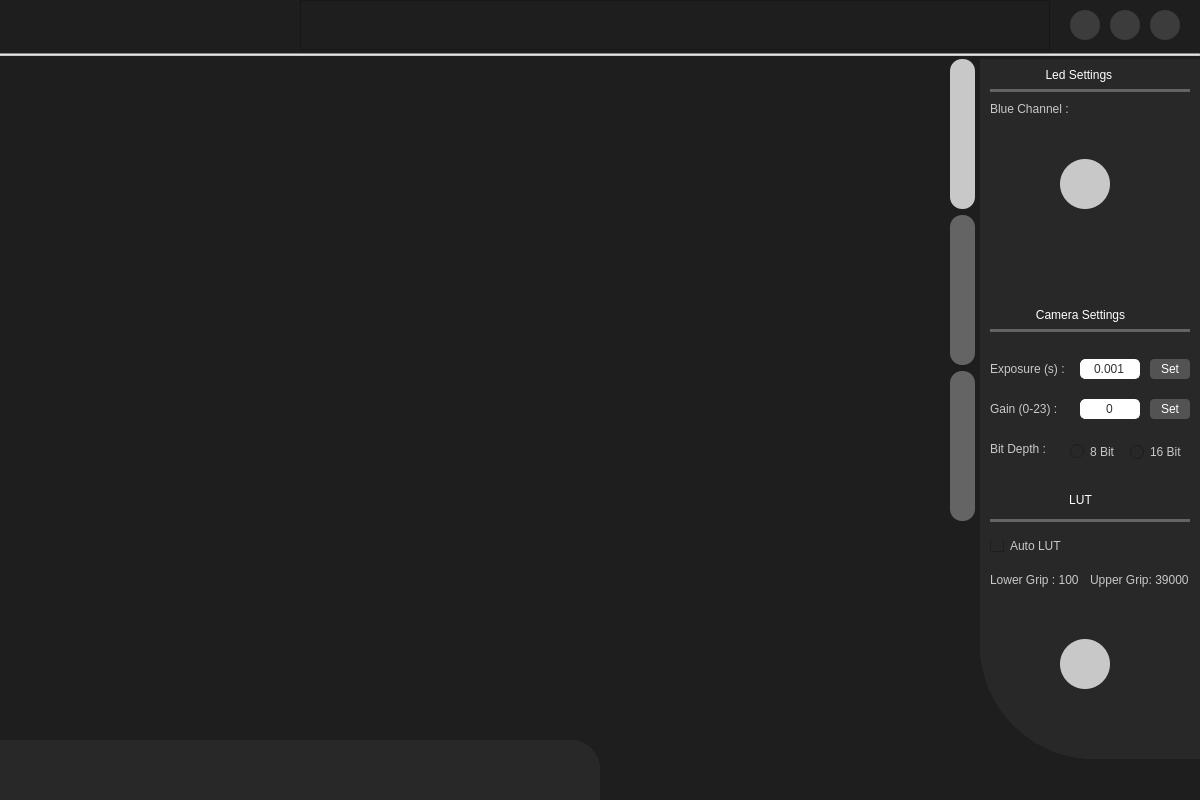
Qt form main.ui (frknrnn/fiberScope_APP_PySide2_Basler) before a commit.
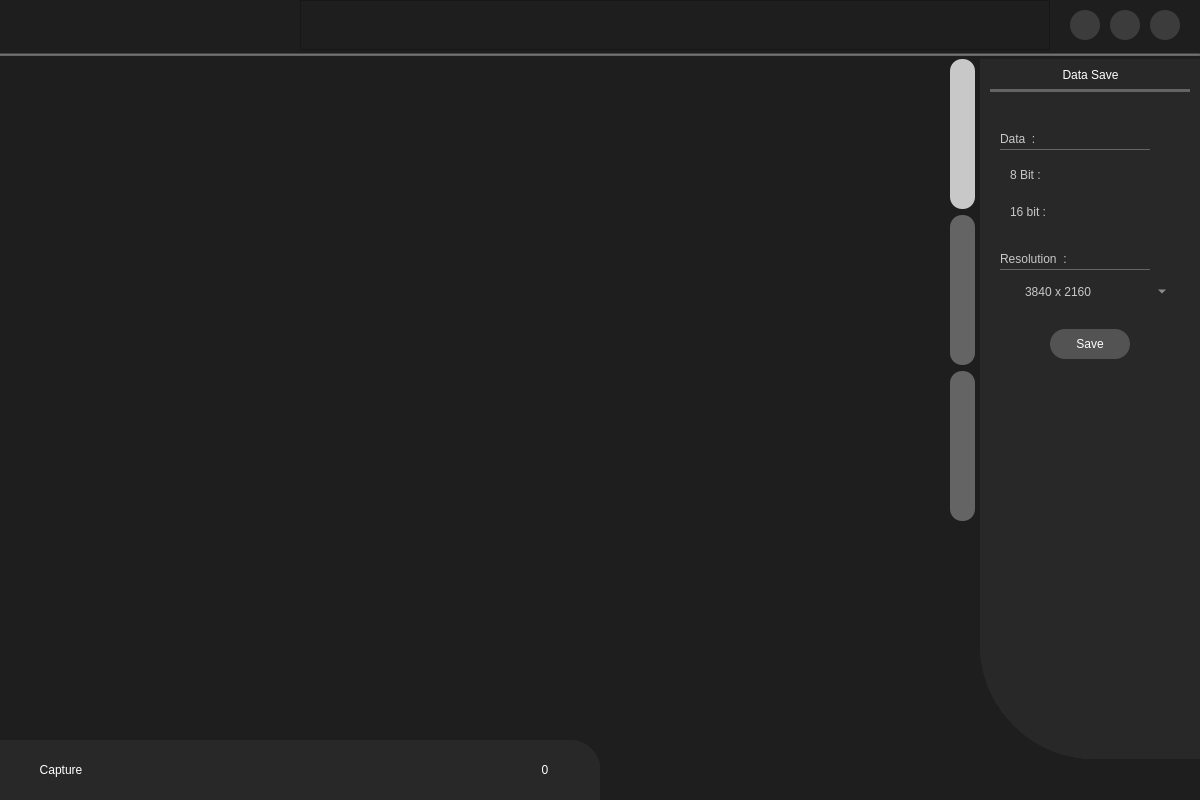
The same form after that commit. The open tabs and pages were chosen to show the change. Icons and pictures are not drawn.

Commit message: result tab, bottom menu, arayuz guncellemelerı, capture fonksiyyonu eklendi

What changed in the file:
```diff
--- a/main.ui
+++ b/main.ui
@@ -431,7 +431,7 @@
        <item>
         <widget class="Line" name="line">
          <property name="styleSheet">
-          <string notr="true">background-color: rgb(200, 200, 200);</string>
+          <string notr="true">background-color: rgb(100, 100, 100);</string>
          </property>
          <property name="orientation">
           <enum>Qt::Horizontal</enum>
@@ -1034,7 +1034,296 @@
                        </item>
                       </layout>
                      </widget>
-                     <widget class="QWidget" name="page_6"/>
+                     <widget class="QWidget" name="page_6">
+                      <layout class="QHBoxLayout" name="horizontalLayout_9">
+                       <property name="spacing">
+                        <number>0</number>
+                       </property>
+                       <property name="leftMargin">
+                        <number>0</number>
+                       </property>
+                       <property name="topMargin">
+                        <number>0</number>
+                       </property>
+                       <property name="rightMargin">
+                        <number>0</number>
+                       </property>
+                       <property name="bottomMargin">
+                        <number>0</number>
+                       </property>
+                       <item>
+                        <widget class="QFrame" name="frame_8">
+                         <property name="styleSheet">
+                          <string notr="true">background-color: rgb(40, 40, 40);
+
+border-top-right-radius: 30px;</string>
+                         </property>
+                         <property name="frameShape">
+                          <enum>QFrame::NoFrame</enum>
+                         </property>
+                         <property name="frameShadow">
+                          <enum>QFrame::Raised</enum>
+                         </property>
+                         <layout class="QHBoxLayout" name="horizontalLayout_10">
+                          <property name="spacing">
+                           <number>0</number>
+                          </property>
+                          <property name="leftMargin">
+                           <number>0</number>
+                          </property>
+                          <property name="topMargin">
+                           <number>0</number>
+                          </property>
+                          <property name="rightMargin">
+                           <number>0</number>
+                          </property>
+                          <property name="bottomMargin">
+                           <number>0</number>
+                          </property>
+                          <item>
+                           <widget class="QFrame" name="frame_resultTimeSeriesEnabled">
+                            <property name="frameShape">
+                             <enum>QFrame::NoFrame</enum>
+                            </property>
+                            <property name="frameShadow">
+                             <enum>QFrame::Raised</enum>
+                            </property>
+                            <layout class="QHBoxLayout" name="horizontalLayout_16">
+                             <property name="spacing">
+                              <number>5</number>
+                             </property>
+                             <property name="leftMargin">
+                              <number>0</number>
+                             </property>
+                             <property name="topMargin">
+                              <number>5</number>
+                             </property>
+                             <property name="rightMargin">
+                              <number>0</number>
+                             </property>
+                             <property name="bottomMargin">
+                              <number>5</number>
+                             </property>
+                             <item>
+                              <widget class="QFrame" name="frame_104">
+                               <property name="minimumSize">
+                                <size>
+                                 <width>120</width>
+                                 <height>0</height>
+                                </size>
+                               </property>
+                               <property name="maximumSize">
+                                <size>
+                                 <width>120</width>
+                                 <height>16777215</height>
+                                </size>
+                               </property>
+                               <property name="frameShape">
+                                <enum>QFrame::NoFrame</enum>
+                               </property>
+                               <property name="frameShadow">
+                                <enum>QFrame::Raised</enum>
+                               </property>
+                               <layout class="QVBoxLayout" name="verticalLayout_51">
+                                <property name="spacing">
+                                 <number>0</number>
+                                </property>
+                                <property name="leftMargin">
+                                 <number>0</number>
+                                </property>
+                                <property name="topMargin">
+                                 <number>0</number>
+                                </property>
+                                <property name="rightMargin">
+                                 <number>0</number>
+                                </property>
+                                <property name="bottomMargin">
+                                 <number>0</number>
+                                </property>
+                                <item>
+                                 <widget class="QLabel" name="label_38">
+                                  <property name="styleSheet">
+                                   <string notr="true">font: 63 10pt &quot;Segoe UI Semibold&quot;;
+color: rgb(255, 255, 255);
+border:none;</string>
+                                  </property>
+                                  <property name="frameShadow">
+                                   <enum>QFrame::Plain</enum>
+                                  </property>
+                                  <property name="text">
+                                   <string>Capture</string>
+                                  </property>
+                                  <property name="alignment">
+                                   <set>Qt::AlignCenter</set>
+                                  </property>
+                                 </widget>
+                                </item>
+                               </layout>
+                              </widget>
+                             </item>
+                             <item>
+                              <widget class="QPushButton" name="pushButton_resultCaptureLeft">
+                               <property name="minimumSize">
+                                <size>
+                                 <width>25</width>
+                                 <height>25</height>
+                                </size>
+                               </property>
+                               <property name="maximumSize">
+                                <size>
+                                 <width>25</width>
+                                 <height>25</height>
+                                </size>
+                               </property>
+                               <property name="cursor">
+                                <cursorShape>PointingHandCursor</cursorShape>
+                               </property>
+                               <property name="styleSheet">
+                                <string notr="true">QPushButton{
+	background-image: url(:/icons/icons/left_.png);
+border-radius:4px;
+border:none;
+background-repeat: no-repeat;
+background-position: center;
+}
+QPushButton::hover{
+background-color: rgba(200, 200, 200,100);
+border-radius:4px;
+border:none;
+background-repeat: no-repeat;
+background-position: center;
+}</string>
+                               </property>
+                               <property name="text">
+                                <string/>
+                               </property>
+                              </widget>
+                             </item>
+                             <item>
+                              <widget class="QFrame" name="frame_resultCaptureSlider">
+                               <property name="minimumSize">
+                                <size>
+                                 <width>300</width>
+                                 <height>0</height>
+                                </size>
+                               </property>
+                               <property name="maximumSize">
+                                <size>
+                                 <width>300</width>
+                                 <height>16777215</height>
+                                </size>
+                               </property>
+                               <property name="frameShape">
+                                <enum>QFrame::NoFrame</enum>
+                               </property>
+                               <property name="frameShadow">
+                                <enum>QFrame::Raised</enum>
+                               </property>
+                              </widget>
+                             </item>
+                             <item>
+                              <widget class="QPushButton" name="pushButton_resultCaptureRight">
+                               <property name="minimumSize">
+                                <size>
+                                 <width>25</width>
+                                 <height>25</height>
+                                </size>
+                               </property>
+                               <property name="maximumSize">
+                                <size>
+                                 <width>25</width>
+                                 <height>25</height>
+                                </size>
+                               </property>
+                               <property name="cursor">
+                                <cursorShape>PointingHandCursor</cursorShape>
+                               </property>
+                               <property name="styleSheet">
+                                <string notr="true">QPushButton{
+	background-image: url(:/icons/icons/right_.png);
+border-radius:4px;
+border:none;
+background-repeat: no-repeat;
+background-position: center;
+}
+QPushButton::hover{
+background-color: rgba(200, 200, 200,100);
+border-radius:4px;
+border:none;
+background-repeat: no-repeat;
+background-position: center;
+}</string>
+                               </property>
+                               <property name="text">
+                                <string/>
+                               </property>
+                              </widget>
+                             </item>
+                             <item>
+                              <widget class="QFrame" name="frame_111">
+                               <property name="minimumSize">
+                                <size>
+                                 <width>100</width>
+                                 <height>0</height>
+                                </size>
+                               </property>
+                               <property name="maximumSize">
+                                <size>
+                                 <width>100</width>
+                                 <height>16777215</height>
+                                </size>
+                               </property>
+                               <property name="frameShape">
+                                <enum>QFrame::NoFrame</enum>
+                               </property>
+                               <property name="frameShadow">
+                                <enum>QFrame::Raised</enum>
+                               </property>
+                               <layout class="QVBoxLayout" name="verticalLayout_53">
+                                <property name="spacing">
+                                 <number>0</number>
+                                </property>
+                                <property name="leftMargin">
+                                 <number>0</number>
+                                </property>
+                                <property name="topMargin">
+                                 <number>0</number>
+                                </property>
+                                <property name="rightMargin">
+                                 <number>0</number>
+                                </property>
+                                <property name="bottomMargin">
+                                 <number>0</number>
+                                </property>
+                                <item>
+                                 <widget class="QLabel" name="label_resultCaptureIndex">
+                                  <property name="styleSheet">
+                                   <string notr="true">font: 63 10pt &quot;Segoe UI Semibold&quot;;
+color: rgb(255, 255, 255);
+border:none;</string>
+                                  </property>
+                                  <property name="frameShadow">
+                                   <enum>QFrame::Plain</enum>
+                                  </property>
+                                  <property name="text">
+                                   <string>0</string>
+                                  </property>
+                                  <property name="alignment">
+                                   <set>Qt::AlignCenter</set>
+                                  </property>
+                                 </widget>
+                                </item>
+                               </layout>
+                              </widget>
+                             </item>
+                            </layout>
+                           </widget>
+                          </item>
+                         </layout>
+                        </widget>
+                       </item>
+                      </layout>
+                     </widget>
                     </widget>
                    </item>
                   </layout>
@@ -1407,7 +1696,7 @@
                       <widget class="QLabel" name="label">
                        <property name="geometry">
                         <rect>
-                         <x>10</x>
+                         <x>20</x>
                          <y>240</y>
                          <width>181</width>
                          <height>31</height>
@@ -1427,7 +1716,7 @@
                       <widget class="QLabel" name="label_2">
                        <property name="geometry">
                         <rect>
-                         <x>10</x>
+                         <x>20</x>
                          <y>0</y>
                          <width>181</width>
                          <height>31</height>
@@ -1815,7 +2104,7 @@
                        <property name="geometry">
                         <rect>
                          <x>90</x>
-                         <y>385</y>
+                         <y>440</y>
                          <width>63</width>
                          <height>15</height>
                         </rect>
@@ -1832,7 +2121,7 @@
                        <property name="geometry">
                         <rect>
                          <x>150</x>
-                         <y>385</y>
+                         <y>440</y>
                          <width>61</width>
                          <height>16</height>
                         </rect>
@@ -1849,7 +2138,7 @@
                        <property name="geometry">
                         <rect>
                          <x>10</x>
-                         <y>380</y>
+                         <y>435</y>
                          <width>71</width>
                          <height>20</height>
                         </rect>
@@ -1869,7 +2158,7 @@
                        <property name="geometry">
                         <rect>
                          <x>10</x>
-                         <y>480</y>
+                         <y>470</y>
                          <width>91</width>
                          <height>13</height>
                         </rect>
@@ -1886,7 +2175,7 @@
                        <property name="geometry">
                         <rect>
                          <x>110</x>
-                         <y>510</y>
+                         <y>500</y>
                          <width>101</width>
                          <height>22</height>
                         </rect>
@@ -1906,7 +2195,7 @@
                        <property name="geometry">
                         <rect>
                          <x>10</x>
-                         <y>510</y>
+                         <y>500</y>
                          <width>101</width>
                          <height>22</height>
                         </rect>
@@ -1926,7 +2215,7 @@
                        <property name="geometry">
                         <rect>
                          <x>10</x>
-                         <y>460</y>
+                         <y>410</y>
                          <width>200</width>
                          <height>3</height>
                         </rect>
@@ -1944,8 +2233,8 @@
                       <widget class="QLabel" name="label_6">
                        <property name="geometry">
                         <rect>
-                         <x>10</x>
-                         <y>430</y>
+                         <x>20</x>
+                         <y>380</y>
                          <width>181</width>
                          <height>21</height>
                         </rect>
@@ -1965,7 +2254,7 @@
                        <property name="geometry">
                         <rect>
                          <x>50</x>
-                         <y>550</y>
+                         <y>540</y>
                          <width>110</width>
                          <height>110</height>
                         </rect>
@@ -2025,7 +2314,547 @@
                     </item>
                    </layout>
                   </widget>
-                  <widget class="QWidget" name="page_2"/>
+                  <widget class="QWidget" name="page_2">
+                   <layout class="QVBoxLayout" name="verticalLayout_11">
+                    <property name="spacing">
+                     <number>0</number>
+                    </property>
+                    <property name="leftMargin">
+                     <number>0</number>
+                    </property>
+                    <property name="topMargin">
+                     <number>0</number>
+                    </property>
+                    <property name="rightMargin">
+                     <number>0</number>
+                    </property>
+                    <property name="bottomMargin">
+                     <number>0</number>
+                    </property>
+                    <item>
+                     <widget class="QFrame" name="frame_10">
+                      <property name="styleSheet">
+                       <string notr="true">background-color: rgb(40, 40, 40);
+border-bottom-left-radius: 115px;</string>
+                      </property>
+                      <property name="frameShape">
+                       <enum>QFrame::NoFrame</enum>
+                      </property>
+                      <property name="frameShadow">
+                       <enum>QFrame::Raised</enum>
+                      </property>
+                      <widget class="QLabel" name="label_11">
+                       <property name="geometry">
+                        <rect>
+                         <x>20</x>
+                         <y>0</y>
+                         <width>181</width>
+                         <height>31</height>
+                        </rect>
+                       </property>
+                       <property name="styleSheet">
+                        <string notr="true">font: 87 12pt &quot;Segoe UI Black&quot;;
+color: rgb(255, 255, 255);</string>
+                       </property>
+                       <property name="text">
+                        <string>Experiment</string>
+                       </property>
+                       <property name="alignment">
+                        <set>Qt::AlignCenter</set>
+                       </property>
+                      </widget>
+                      <widget class="Line" name="line_6">
+                       <property name="geometry">
+                        <rect>
+                         <x>10</x>
+                         <y>30</y>
+                         <width>200</width>
+                         <height>3</height>
+                        </rect>
+                       </property>
+                       <property name="styleSheet">
+                        <string notr="true">background-color: rgb(100, 100, 100);</string>
+                       </property>
+                       <property name="lineWidth">
+                        <number>2</number>
+                       </property>
+                       <property name="orientation">
+                        <enum>Qt::Horizontal</enum>
+                       </property>
+                      </widget>
+                     </widget>
+                    </item>
+                   </layout>
+                  </widget>
+                  <widget class="QWidget" name="page_7">
+                   <layout class="QVBoxLayout" name="verticalLayout_10">
+                    <property name="spacing">
+                     <number>0</number>
+                    </property>
+                    <property name="leftMargin">
+                     <number>0</number>
+                    </property>
+                    <property name="topMargin">
+                     <number>0</number>
+                    </property>
+                    <property name="rightMargin">
+                     <number>0</number>
+                    </property>
+                    <property name="bottomMargin">
+                     <number>0</number>
+                    </property>
+                    <item>
+                     <widget class="QFrame" name="frame_9">
+                      <property name="styleSheet">
+                       <string notr="true">background-color: rgb(40, 40, 40);
+border-bottom-left-radius: 115px;</string>
+                      </property>
+                      <property name="frameShape">
+                       <enum>QFrame::NoFrame</enum>
+                      </property>
+                      <property name="frameShadow">
+                       <enum>QFrame::Raised</enum>
+                      </property>
+                      <widget class="QLabel" name="label_8">
+                       <property name="geometry">
+                        <rect>
+                         <x>20</x>
+                         <y>0</y>
+                         <width>181</width>
+                         <height>31</height>
+                        </rect>
+                       </property>
+                       <property name="styleSheet">
+                        <string notr="true">font: 87 12pt &quot;Segoe UI Black&quot;;
+color: rgb(255, 255, 255);</string>
+                       </property>
+                       <property name="text">
+                        <string>Data Save</string>
+                       </property>
+                       <property name="alignment">
+                        <set>Qt::AlignCenter</set>
+                       </property>
+                      </widget>
+                      <widget class="Line" name="line_5">
+                       <property name="geometry">
+                        <rect>
+                         <x>10</x>
+                         <y>30</y>
+                         <width>200</width>
+                         <height>3</height>
+                        </rect>
+                       </property>
+                       <property name="styleSheet">
+                        <string notr="true">background-color: rgb(100, 100, 100);</string>
+                       </property>
+                       <property name="lineWidth">
+                        <number>2</number>
+                       </property>
+                       <property name="orientation">
+                        <enum>Qt::Horizontal</enum>
+                       </property>
+                      </widget>
+                      <widget class="QStackedWidget" name="stackedWidget_results">
+                       <property name="geometry">
+                        <rect>
+                         <x>10</x>
+                         <y>60</y>
+                         <width>200</width>
+                         <height>300</height>
+                        </rect>
+                       </property>
+                       <property name="minimumSize">
+                        <size>
+                         <width>200</width>
+                         <height>300</height>
+                        </size>
+                       </property>
+                       <property name="maximumSize">
+                        <size>
+                         <width>16777215</width>
+                         <height>300</height>
+                        </size>
+                       </property>
+                       <property name="currentIndex">
+                        <number>0</number>
+                       </property>
+                       <widget class="QWidget" name="page_8">
+                        <widget class="QLabel" name="label_9">
+                         <property name="geometry">
+                          <rect>
+                           <x>10</x>
+                           <y>10</y>
+                           <width>111</width>
+                           <height>20</height>
+                          </rect>
+                         </property>
+                         <property name="styleSheet">
+                          <string notr="true">color: rgb(200, 200, 200);
+font: 87 9pt &quot;Segoe UI Black&quot;;</string>
+                         </property>
+                         <property name="text">
+                          <string>Data  : </string>
+                         </property>
+                        </widget>
+                        <widget class="QPushButton" name="pushButton_cap_2">
+                         <property name="geometry">
+                          <rect>
+                           <x>60</x>
+                           <y>210</y>
+                           <width>80</width>
+                           <height>30</height>
+                          </rect>
+                         </property>
+                         <property name="minimumSize">
+                          <size>
+                           <width>80</width>
+                           <height>30</height>
+                          </size>
+                         </property>
+                         <property name="maximumSize">
+                          <size>
+                           <width>80</width>
+                           <height>30</height>
+                          </size>
+                         </property>
+                         <property name="cursor">
+                          <cursorShape>PointingHandCursor</cursorShape>
+                         </property>
+                         <property name="styleSheet">
+                          <string notr="true">QPushButton{
+font: 63 10pt &quot;Segoe UI Semibold&quot;;
+color: rgb(255, 255, 255);
+background-color: rgba(150, 150, 150,100);
+border-radius:15px;
+border:none;
+background-repeat: no-repeat;
+background-position: center;
+}
+QPushButton::hover{
+background-color: rgb(0, 130, 0);
+border-radius:15px;
+border:none;
+background-repeat: no-repeat;
+background-position: center;
+}</string>
+                         </property>
+                         <property name="text">
+                          <string>Save</string>
+                         </property>
+                        </widget>
+                        <widget class="QLabel" name="label_10">
+                         <property name="geometry">
+                          <rect>
+                           <x>10</x>
+                           <y>130</y>
+                           <width>111</width>
+                           <height>20</height>
+                          </rect>
+                         </property>
+                         <property name="styleSheet">
+                          <string notr="true">color: rgb(200, 200, 200);
+font: 87 9pt &quot;Segoe UI Black&quot;;</string>
+                         </property>
+                         <property name="text">
+                          <string>Resolution  : </string>
+                         </property>
+                        </widget>
+                        <widget class="QComboBox" name="comboBox_saveDataResolution">
+                         <property name="geometry">
+                          <rect>
+                           <x>30</x>
+                           <y>160</y>
+                           <width>150</width>
+                           <height>25</height>
+                          </rect>
+                         </property>
+                         <property name="minimumSize">
+                          <size>
+                           <width>150</width>
+                           <height>25</height>
+                          </size>
+                         </property>
+                         <property name="maximumSize">
+                          <size>
+                           <width>150</width>
+                           <height>25</height>
+                          </size>
+                         </property>
+                         <property name="layoutDirection">
+                          <enum>Qt::LeftToRight</enum>
+                         </property>
+                         <property name="styleSheet">
+                          <string notr="true">QComboBox{
+color: rgb(200, 200, 200);
+font: 87 9pt &quot;Segoe UI Black&quot;;
+border-radius:2px;
+border-none;
+background-color: transparent;
+}
+QComboBox QAbstractItemView{border: 0px;color:white}</string>
+                         </property>
+                         <property name="currentText">
+                          <string>3840 x 2160</string>
+                         </property>
+                         <item>
+                          <property name="text">
+                           <string>3840 x 2160</string>
+                          </property>
+                         </item>
+                         <item>
+                          <property name="text">
+                           <string>2560 x 1440</string>
+                          </property>
+                         </item>
+                         <item>
+                          <property name="text">
+                           <string>1920 x 1080</string>
+                          </property>
+                         </item>
+                         <item>
+                          <property name="text">
+                           <string>1280 x 720</string>
+                          </property>
+                         </item>
+                        </widget>
+                        <widget class="Line" name="line_7">
+                         <property name="geometry">
+                          <rect>
+                           <x>10</x>
+                           <y>30</y>
+                           <width>150</width>
+                           <height>1</height>
+                          </rect>
+                         </property>
+                         <property name="styleSheet">
+                          <string notr="true">background-color: rgb(100, 100, 100);</string>
+                         </property>
+                         <property name="lineWidth">
+                          <number>2</number>
+                         </property>
+                         <property name="orientation">
+                          <enum>Qt::Horizontal</enum>
+                         </property>
+                        </widget>
+                        <widget class="Line" name="line_8">
+                         <property name="geometry">
+                          <rect>
+                           <x>10</x>
+                           <y>150</y>
+                           <width>150</width>
+                           <height>1</height>
+                          </rect>
+                         </property>
+                         <property name="styleSheet">
+                          <string notr="true">background-color: rgb(100, 100, 100);</string>
+                         </property>
+                         <property name="lineWidth">
+                          <number>2</number>
+                         </property>
+                         <property name="orientation">
+                          <enum>Qt::Horizontal</enum>
+                         </property>
+                        </widget>
+                        <widget class="QWidget" name="">
+                         <property name="geometry">
+                          <rect>
+                           <x>20</x>
+                           <y>40</y>
+                           <width>151</width>
+                           <height>71</height>
+                          </rect>
+                         </property>
+                         <layout class="QGridLayout" name="gridLayout">
+                          <item row="0" column="0">
+                           <widget class="QLabel" name="label_lowerGrip_6">
+                            <property name="styleSheet">
+                             <string notr="true">QLabel{
+color: rgb(200, 200, 200);
+font: 87 9pt &quot;Segoe UI Black&quot;;
+border:none;
+}</string>
+                            </property>
+                            <property name="text">
+                             <string>8 Bit :</string>
+                            </property>
+                           </widget>
+                          </item>
+                          <item row="0" column="1">
+                           <widget class="QFrame" name="frame_result8bit">
+                            <property name="minimumSize">
+                             <size>
+                              <width>60</width>
+                              <height>30</height>
+                             </size>
+                            </property>
+                            <property name="maximumSize">
+                             <size>
+                              <width>60</width>
+                              <height>30</height>
+                             </size>
+                            </property>
+                            <property name="styleSheet">
+                             <string notr="true">
+border-radius:none;</string>
+                            </property>
+                            <property name="frameShape">
+                             <enum>QFrame::NoFrame</enum>
+                            </property>
+                            <property name="frameShadow">
+                             <enum>QFrame::Raised</enum>
+                            </property>
+                           </widget>
+                          </item>
+                          <item row="1" column="0">
+                           <widget class="QLabel" name="label_lowerGrip_7">
+                            <property name="styleSheet">
+                             <string notr="true">QLabel{
+color: rgb(200, 200, 200);
+font: 87 9pt &quot;Segoe UI Black&quot;;
+border:none;
+}</string>
+                            </property>
+                            <property name="text">
+                             <string>16 bit : </string>
+                            </property>
+                           </widget>
+                          </item>
+                          <item row="1" column="1">
+                           <widget class="QFrame" name="frame_results16bit">
+                            <property name="minimumSize">
+                             <size>
+                              <width>60</width>
+                              <height>30</height>
+                             </size>
+                            </property>
+                            <property name="maximumSize">
+                             <size>
+                              <width>60</width>
+                              <height>30</height>
+                             </size>
+                            </property>
+                            <property name="styleSheet">
+                             <string notr="true">
+border-radius:none;</string>
+                            </property>
+                            <property name="frameShape">
+                             <enum>QFrame::NoFrame</enum>
+                            </property>
+                            <property name="frameShadow">
+                             <enum>QFrame::Raised</enum>
+                            </property>
+                           </widget>
+                          </item>
+                         </layout>
+                        </widget>
+                       </widget>
+                       <widget class="QWidget" name="page_9">
+                        <widget class="QLabel" name="label_87">
+                         <property name="geometry">
+                          <rect>
+                           <x>10</x>
+                           <y>20</y>
+                           <width>120</width>
+                           <height>30</height>
+                          </rect>
+                         </property>
+                         <property name="minimumSize">
+                          <size>
+                           <width>120</width>
+                           <height>30</height>
+                          </size>
+                         </property>
+                         <property name="maximumSize">
+                          <size>
+                           <width>120</width>
+                           <height>30</height>
+                          </size>
+                         </property>
+                         <property name="styleSheet">
+                          <string notr="true">color: rgb(200, 200, 200);
+font: 87 9pt &quot;Segoe UI Black&quot;;</string>
+                         </property>
+                         <property name="text">
+                          <string>Data Saving :</string>
+                         </property>
+                        </widget>
+                        <widget class="QProgressBar" name="progressBar">
+                         <property name="geometry">
+                          <rect>
+                           <x>10</x>
+                           <y>60</y>
+                           <width>171</width>
+                           <height>23</height>
+                          </rect>
+                         </property>
+                         <property name="styleSheet">
+                          <string notr="true">QProgressBar
+{
+    background: rgb(100, 100, 100);
+    text-align: center;
+	color: rgb(0, 0,170);
+}
+QProgressBar::chunk
+{
+    background-color: rgb(200, 200,200)
+}</string>
+                         </property>
+                         <property name="value">
+                          <number>24</number>
+                         </property>
+                        </widget>
+                        <widget class="QPushButton" name="pushButton_cancelSaving">
+                         <property name="geometry">
+                          <rect>
+                           <x>50</x>
+                           <y>100</y>
+                           <width>80</width>
+                           <height>30</height>
+                          </rect>
+                         </property>
+                         <property name="minimumSize">
+                          <size>
+                           <width>80</width>
+                           <height>30</height>
+                          </size>
+                         </property>
+                         <property name="maximumSize">
+                          <size>
+                           <width>80</width>
+                           <height>30</height>
+                          </size>
+                         </property>
+                         <property name="cursor">
+                          <cursorShape>PointingHandCursor</cursorShape>
+                         </property>
+                         <property name="styleSheet">
+                          <string notr="true">QPushButton{
+font: 63 10pt &quot;Segoe UI Semibold&quot;;
+color: rgb(255, 255, 255);
+background-color: rgba(150, 150, 150,100);
+border-radius:15px;
+border:none;
+background-repeat: no-repeat;
+background-position: center;
+}
+QPushButton::hover{
+background-color: rgb(0, 130, 0);
+border-radius:15px;
+border:none;
+background-repeat: no-repeat;
+background-position: center;
+}</string>
+                         </property>
+                         <property name="text">
+                          <string>Cancel</string>
+                         </property>
+                        </widget>
+                       </widget>
+                      </widget>
+                     </widget>
+                    </item>
+                   </layout>
+                  </widget>
                  </widget>
                 </item>
                </layout>
```
Left out of the diff: 176 changed lines with no effect on the pictures. The commit also changes 10 other files.
